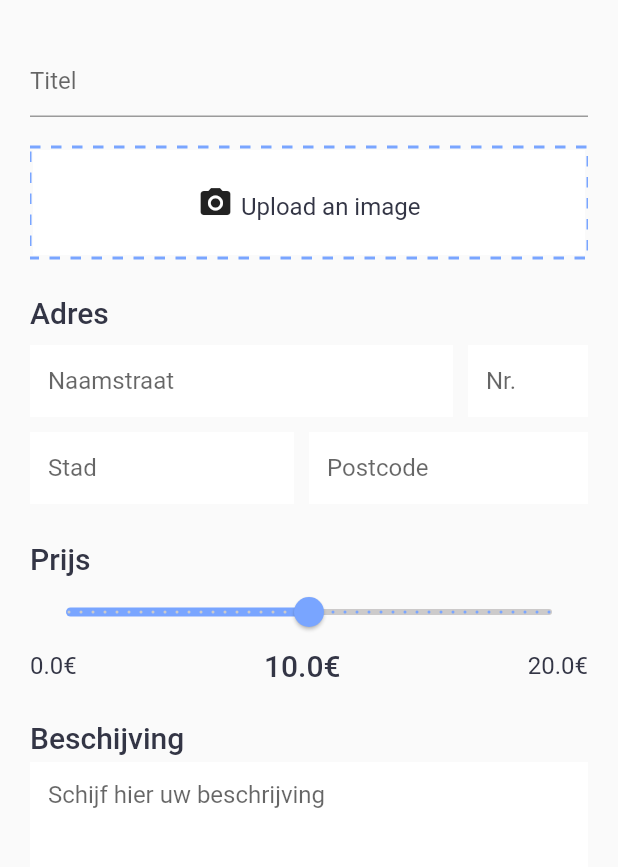
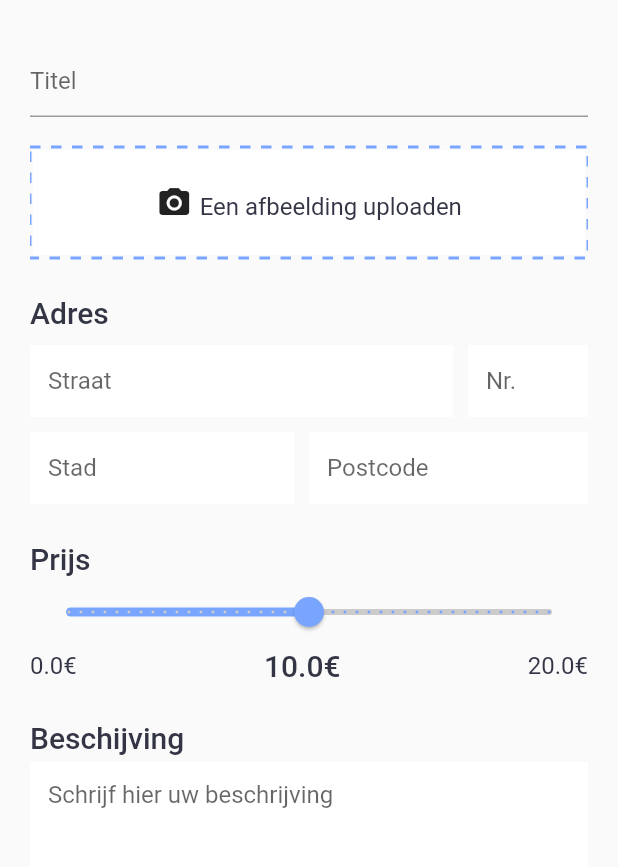
Before and after one commit to johnnathan1996/Parked, a Flutter app: the AddGarage screen opened directly, on a phone screen of 412 x 824 dp, the part 84-951 px from its top. Run offline on Flutter 3.47's test engine with Material 2 defaults, Android fonts, the phone set to English and light mode, and no system bars; drawn by our look-alikes of dotted_border; our stand-ins replace circular_profile_avatar, cloud_firestore, expandable, firebase_auth, firebase_storage, flutter_datetime_picker and 10 more; missing offline and left inert: awesome_card, flutter_map_marker_cluster, flutter_translate_annotations, geocoder, grouped_buttons, international_phone_input and 1 more; accounts and stored records are empty.

Commit message:
add translation

```diff
--- a/lib/pages/addGarage.dart
+++ b/lib/pages/addGarage.dart
@@ -90,7 +90,7 @@ class _AddGarageState extends State<AddGarage> {
             },
             onSaved: (input) => _titel = input,
             decoration: InputDecoration(
-                hintText: "Titel", labelStyle: TextStyle(color: Zwart)),
+                hintText: translate(Keys.Inputs_Titel), labelStyle: TextStyle(color: Zwart)),
           )
         ]);
   }
@@ -126,7 +126,7 @@ class _AddGarageState extends State<AddGarage> {
                             child: Icon(Icons.camera_alt),
                           ),
                         ),
-                        TextSpan(text: 'Upload an image'),
+                        TextSpan(text: translate(Keys.Inputs_Uploadimg)),
                       ],
                     ),
                   ))
@@ -167,7 +167,7 @@ class _AddGarageState extends State<AddGarage> {
                                   border: InputBorder.none,
                                   filled: true,
                                   fillColor: Wit,
-                                  hintText: "Naamstraat",
+                                  hintText: translate(Keys.Inputs_Street),
                                   labelStyle: TextStyle(color: Zwart)),
                             ))),
                     SizedBox(
@@ -185,7 +185,7 @@ class _AddGarageState extends State<AddGarage> {
                               border: InputBorder.none,
                               filled: true,
                               fillColor: Wit,
-                              hintText: "Nr.",
+                              hintText: translate(Keys.Inputs_Number),
                               labelStyle: TextStyle(color: Zwart)),
                         )),
                   ])),
@@ -207,7 +207,7 @@ class _AddGarageState extends State<AddGarage> {
                               border: InputBorder.none,
                               filled: true,
                               fillColor: Wit,
-                              hintText: "Stad",
+                              hintText: translate(Keys.Inputs_City),
                               labelStyle: TextStyle(color: Zwart)),
                         ))),
                 Expanded(
@@ -224,7 +224,7 @@ class _AddGarageState extends State<AddGarage> {
                       border: InputBorder.none,
                       filled: true,
                       fillColor: Wit,
-                      hintText: "Postcode",
+                      hintText: translate(Keys.Inputs_Postal),
                       labelStyle: TextStyle(color: Zwart)),
                 )),
               ])),
@@ -280,7 +280,7 @@ class _AddGarageState extends State<AddGarage> {
             },
             onSaved: (input) => _desciption = input,
             decoration: InputDecoration(
-                hintText: "Schijf hier uw beschrijving",
+                hintText: translate(Keys.Inputs_Desc),
                 border: InputBorder.none,
                 filled: true,
                 fillColor: Wit,
--- a/lib/pages/addPaysystem.dart
+++ b/lib/pages/addPaysystem.dart
@@ -204,7 +204,7 @@ class _AddPaySystemState extends State<AddPaySystem> {
                           },
                           onSaved: (input) => cardNumber = input,
                           decoration: InputDecoration(
-                              labelText: "Kaartnummer",
+                              labelText: translate(Keys.Inputs_Cardnumber),
                               labelStyle: TextStyle(color: Zwart)))),
                   Padding(
                       padding: EdgeInsets.only(left: 20, right: 20),
@@ -234,7 +234,7 @@ class _AddPaySystemState extends State<AddPaySystem> {
                           },
                           onSaved: (input) => cardExpiry = input,
                           decoration: InputDecoration(
-                              labelText: "Vervaldatum",
+                              labelText: translate(Keys.Inputs_Cardexp),
                               labelStyle: TextStyle(color: Zwart)))),
                   Padding(
                       padding: EdgeInsets.only(left: 20, right: 20),
@@ -262,7 +262,7 @@ class _AddPaySystemState extends State<AddPaySystem> {
                           },
                           onSaved: (input) => cardName = input.toUpperCase(),
                           decoration: InputDecoration(
-                              labelText: "name",
+                              labelText: translate(Keys.Inputs_Lastname),
                               labelStyle: TextStyle(color: Zwart)))),
                   Padding(
                       padding: EdgeInsets.only(left: 20, right: 20),
--- a/lib/pages/instellingen.dart
+++ b/lib/pages/instellingen.dart
@@ -28,7 +28,7 @@ class _InstellingenState extends State<Instellingen> {
             child: Column(
         crossAxisAlignment: CrossAxisAlignment.stretch,
         children: <Widget>[
-          TitleComponent(label: "Instellingen"),
+          TitleComponent(label: translate(Keys.Title_Settings)),
           Padding(
               padding: EdgeInsets.symmetric(horizontal: 10, vertical: 5),
               child: Card(
```
Also changed, not shown: assets/i18n/en.json (+23 -2 lines), assets/i18n/fr.json (+23 -2 lines), assets/i18n/nl.json (+23 -2 lines), lib/setup/logIn.dart (+4 -4 lines), lib/setup/resetPassword.dart (+4 -3 lines), lib/setup/signUp.dart (+6 -6 lines), lib/localization/keys.g.dart.
